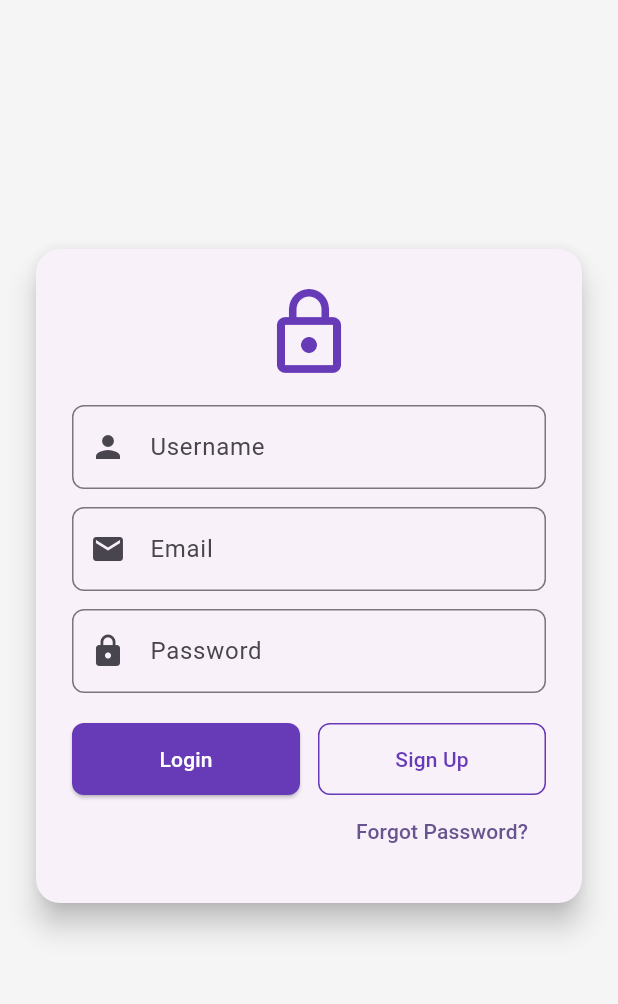
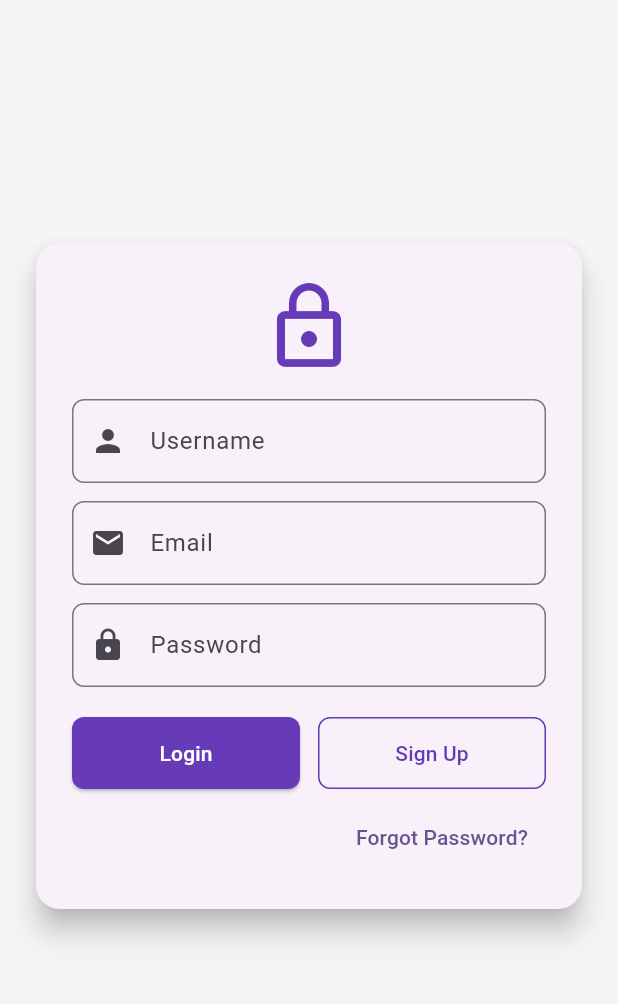
Before and after one commit to UppaluriSravan/cpad_assignment, a Flutter app: the screen it shows after launch, on a phone screen of 412 x 824 dp, the part 84-1088 px from its top. Run offline on Flutter 3.47's test engine with Material 3 defaults, Android fonts, the phone set to English and light mode, and no system bars; our stand-ins replace parse_server_sdk_flutter.

Commit message:
add padding to the forgot password button

```diff
--- a/lib/main.dart
+++ b/lib/main.dart
@@ -276,12 +276,15 @@ class _LoginPageState extends State<LoginPage> {
                         ),
                       ],
                     ),
-                    // Password reset button
-                    Align(
-                      alignment: Alignment.centerRight,
-                      child: TextButton(
-                        onPressed: isLoading ? null : resetPassword,
-                        child: const Text('Forgot Password?'),
+                    // Password reset button with padding
+                    Padding(
+                      padding: const EdgeInsets.only(top: 8.0),
+                      child: Align(
+                        alignment: Alignment.centerRight,
+                        child: TextButton(
+                          onPressed: isLoading ? null : resetPassword,
+                          child: const Text('Forgot Password?'),
+                        ),
                       ),
                     ),
                   ],
```
